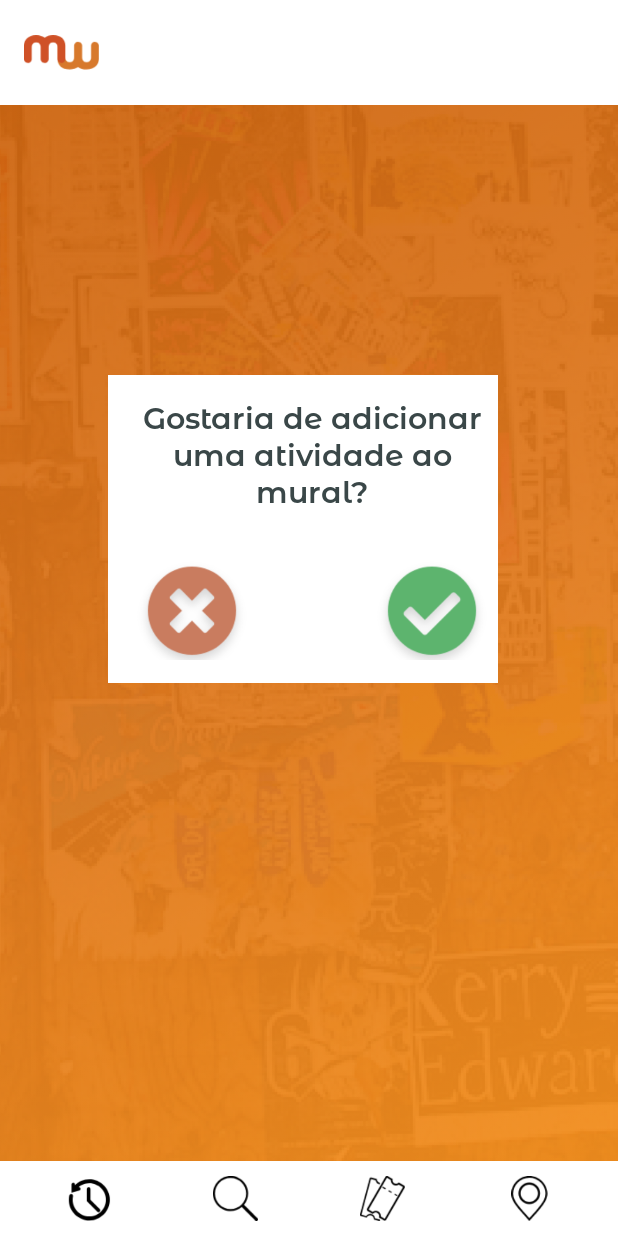
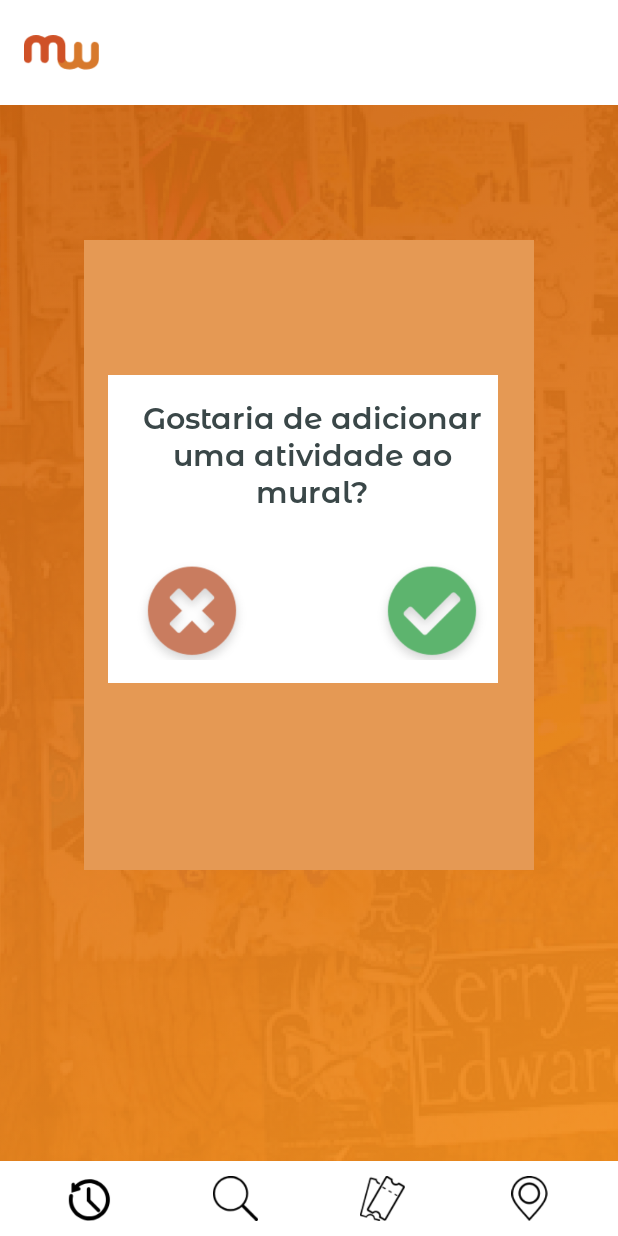
Before and after one commit to rafael-alencar29/Aplicativo_Mural, an Android app: the CadastroEvento1 screen opened directly, with no data from a screen before it, on a phone screen of 412 x 824 dp. Run offline under Robolectric (Android 15) with nearby library versions, the phone set to English and light mode, and no system bars.

Commit message:
Alterando a cor do background da tela de categoria e adicionando connection com a autenticação do firebase

```diff
--- a/app/build.gradle
+++ b/app/build.gradle
@@ -32,6 +32,7 @@ dependencies {
     implementation 'com.android.support:wear:28.0.0'
     implementation 'com.google.android.gms:play-services-maps:17.0.0'
     implementation 'androidx.legacy:legacy-support-v4:1.0.0'
+    implementation 'com.google.firebase:firebase-auth:16.0.5'
     testImplementation 'junit:junit:4.12'
     androidTestImplementation 'androidx.test:runner:1.2.0'
     androidTestImplementation 'androidx.test.espresso:espresso-core:3.2.0'
--- a/app/src/main/java/com/example/aplicativomural/MainActivity.java
+++ b/app/src/main/java/com/example/aplicativomural/MainActivity.java
@@ -46,7 +46,7 @@ public class MainActivity extends AppCompatActivity {
                     senha.setHintTextColor(Color.parseColor("#FF0000"));
                 }
                 //Lidar com o autenticação de usuário aqui
-                //MainActivity.this.startActivity(cadastro2);
+                MainActivity.this.startActivity(cadastro2);
             }
         });
     }
--- a/app/src/main/res/layout/activity_cadastro_evento1.xml
+++ b/app/src/main/res/layout/activity_cadastro_evento1.xml
@@ -22,7 +22,7 @@
                 android:id="@+id/toolbar"
                 android:layout_width="match_parent"
                 android:layout_height="70dp"
-                android:background="#FFFFFFFF"
+                android:background="#FFFFFF"
                 android:minHeight="?attr/actionBarSize"
                 android:theme="?attr/actionBarTheme">
                 <ImageView
@@ -40,6 +40,7 @@
             android:id="@+id/toolbar2"
             android:layout_width="300dp"
             android:layout_height="420dp"
+            android:background = "#E59954"
             android:layout_gravity="center"
             android:layout_marginTop="160dp">
             <FrameLayout
```
Also changed, not shown: 1 other file.
